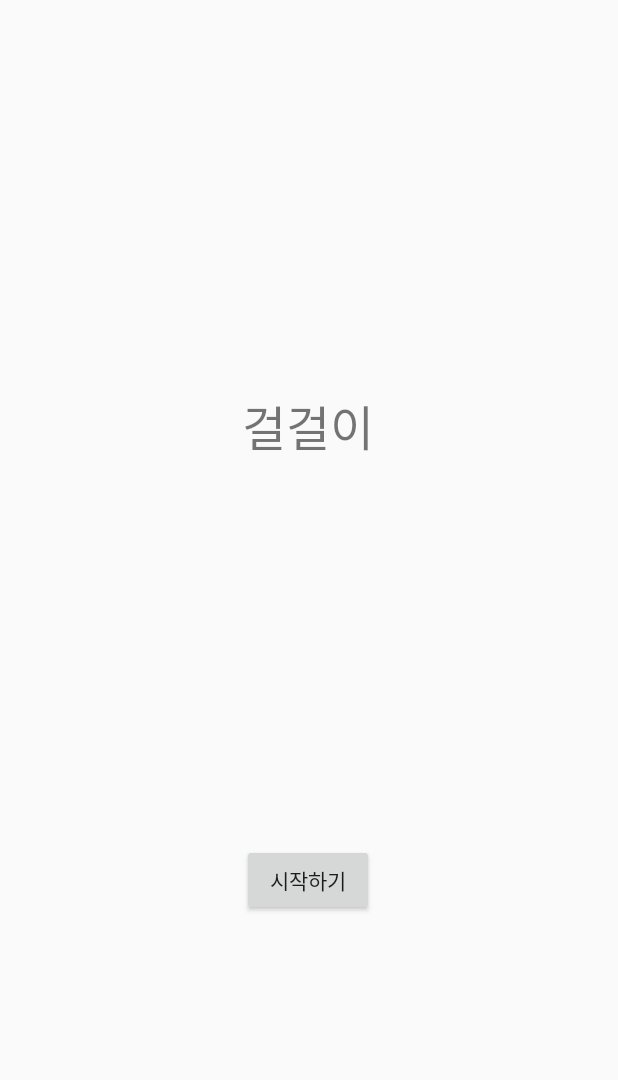
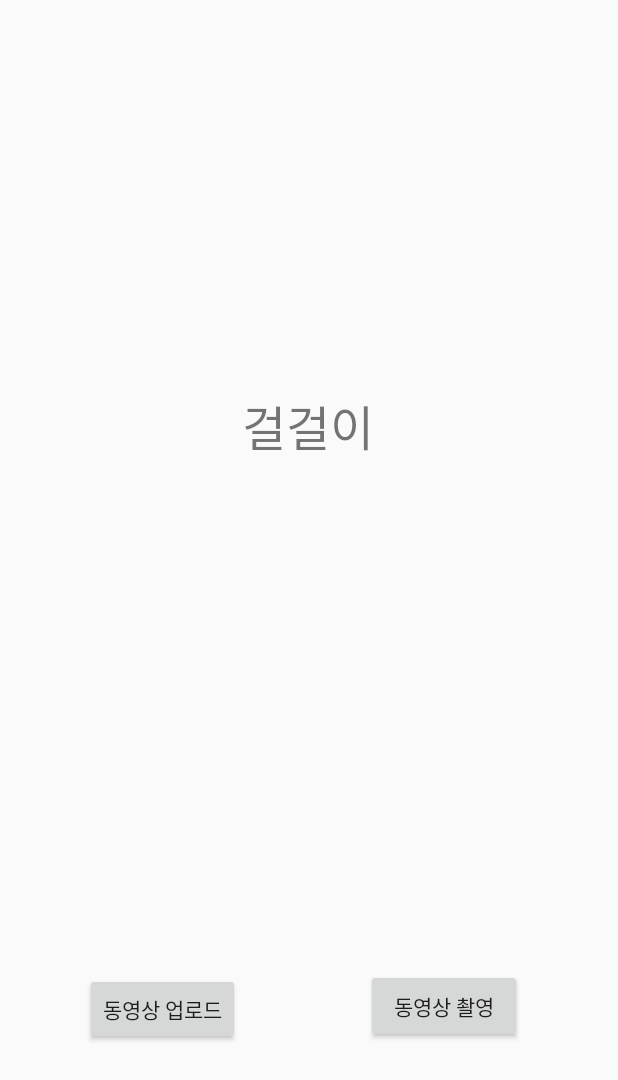
Before and after one commit to wh2per/Gait-Analytics-Application, an Android app: the screen it shows after launch (MainActivity), on a phone screen of 412 x 824 dp. Shown: the top 1080 px of the screen. Run offline under Robolectric (Android 15) with nearby library versions, the phone set to English and light mode, and no system bars.

Commit message:
Implement Video Record in MainActivity

```diff
--- a/app/src/main/AndroidManifest.xml
+++ b/app/src/main/AndroidManifest.xml
@@ -8,6 +8,8 @@
     <uses-permission android:name="android.permission.READ_EXTERNAL_STORAGE" />
     <uses-permission android:name="android.permission.CAMERA"/>
     <uses-permission android:name="android.permission.ACCESS_FINE_LOCATION" />
+    <uses-feature android:name="android.hardware.camera"
+        android:required="true" />
 
     <application
         android:allowBackup="true"
--- a/app/src/main/java/com/wh2per/human_pose_estimation/MainActivity.java
+++ b/app/src/main/java/com/wh2per/human_pose_estimation/MainActivity.java
@@ -1,8 +1,13 @@
 package com.wh2per.human_pose_estimation;
 
+import android.Manifest;
 import android.content.Context;
 import android.content.Intent;
+import android.content.pm.PackageManager;
 import android.net.Uri;
+import android.os.Build;
+import android.support.annotation.NonNull;
+import android.support.v4.app.ActivityCompat;
 import android.support.v7.app.AppCompatActivity;
 import android.os.Bundle;
 import android.util.Log;
@@ -11,7 +16,8 @@ import android.widget.Button;
 
 public class MainActivity extends AppCompatActivity {
 
-    private Button startbutton;
+    private Button uploadButton;
+    private Button recordButton;
     private Context cont;
 
     @Override
@@ -21,15 +27,49 @@ public class MainActivity extends AppCompatActivity {
 
         cont = getApplicationContext();
 
-        startbutton = findViewById(R.id.startbutton);
-        startbutton.setOnClickListener(new Button.OnClickListener() {
+        // 6.0 마쉬멜로우 이상일 경우에는 권한 체크 후 권한 요청
+        if (Build.VERSION.SDK_INT >= Build.VERSION_CODES.M) {
+            if (checkSelfPermission(Manifest.permission.CAMERA) == PackageManager.PERMISSION_GRANTED && checkSelfPermission(Manifest.permission.WRITE_EXTERNAL_STORAGE) == PackageManager.PERMISSION_GRANTED ) {
+                Log.d("설정 : ", "권한 설정 완료");
+            } else {
+                Log.d("설정 : ", "권한 설정 요청");
+                ActivityCompat.requestPermissions(this, new String[]{Manifest.permission.CAMERA, Manifest.permission.WRITE_EXTERNAL_STORAGE}, 1);
+            }
+        }
+
+
+
+        uploadButton = findViewById(R.id.uploadButton);
+        uploadButton.setOnClickListener(new Button.OnClickListener() {
             @Override
             public void onClick(View view) {
                 Intent intent = new Intent(cont, WebViewActivity.class);
                 //Intent intent = new Intent(Intent.ACTION_VIEW, Uri.parse("http://192.168.0.88/upload/application/sk/upload.php"));
                 startActivity(intent);
-                Log.e("a","aaa");
+                Log.e("upload"," : start");
+            }
+        });
+
+        recordButton = findViewById(R.id.recordButton);
+        recordButton.setOnClickListener(new Button.OnClickListener() {
+            @Override
+            public void onClick(View view) {
+
+                Intent cameraIntent = new Intent(android.provider.MediaStore.ACTION_VIDEO_CAPTURE);
+                startActivityForResult(cameraIntent, 1);
+                Log.e("record"," : start");
             }
         });
     }
+
+    // 권한 요청
+    @Override
+    public void onRequestPermissionsResult(int requestCode, @NonNull String[] permissions, @NonNull int[] grantResults) {
+        super.onRequestPermissionsResult(requestCode, permissions, grantResults);
+        Log.d("권한 요청 : ", "onRequestPermissionsResult");
+        if (grantResults[0] == PackageManager.PERMISSION_GRANTED && grantResults[1] == PackageManager.PERMISSION_GRANTED ) {
+            Log.d("권한 요청 : ", "Permission: " + permissions[0] + "was " + grantResults[0]);
+        }
+    }
+
 }
--- a/app/src/main/res/layout/activity_main.xml
+++ b/app/src/main/res/layout/activity_main.xml
@@ -20,19 +20,35 @@
         app:layout_constraintVertical_bias="0.334" />
 
     <Button
-        android:id="@+id/startbutton"
+        android:id="@+id/uploadButton"
         android:layout_width="wrap_content"
         android:layout_height="wrap_content"
-        android:layout_marginStart="16dp"
-        android:layout_marginTop="16dp"
-        android:layout_marginEnd="16dp"
+        android:layout_marginStart="56dp"
+        android:layout_marginTop="8dp"
+        android:layout_marginEnd="8dp"
         android:layout_marginBottom="16dp"
-        android:text="시작하기"
+        android:text="동영상 업로드"
         app:layout_constraintBottom_toBottomOf="parent"
         app:layout_constraintEnd_toEndOf="parent"
-        app:layout_constraintHorizontal_bias="0.498"
+        app:layout_constraintHorizontal_bias="0.004"
         app:layout_constraintStart_toStartOf="parent"
         app:layout_constraintTop_toBottomOf="@+id/textView"
-        app:layout_constraintVertical_bias="0.55" />
+        app:layout_constraintVertical_bias="0.75" />
+
+    <Button
+        android:id="@+id/recordButton"
+        android:layout_width="104dp"
+        android:layout_height="49dp"
+        android:layout_marginStart="8dp"
+        android:layout_marginTop="8dp"
+        android:layout_marginEnd="64dp"
+        android:layout_marginBottom="8dp"
+        android:text="동영상 촬영"
+        app:layout_constraintBottom_toBottomOf="parent"
+        app:layout_constraintEnd_toEndOf="parent"
+        app:layout_constraintHorizontal_bias="1.0"
+        app:layout_constraintStart_toStartOf="parent"
+        app:layout_constraintTop_toBottomOf="@+id/textView"
+        app:layout_constraintVertical_bias="0.734" />
 
 </android.support.constraint.ConstraintLayout>
```
